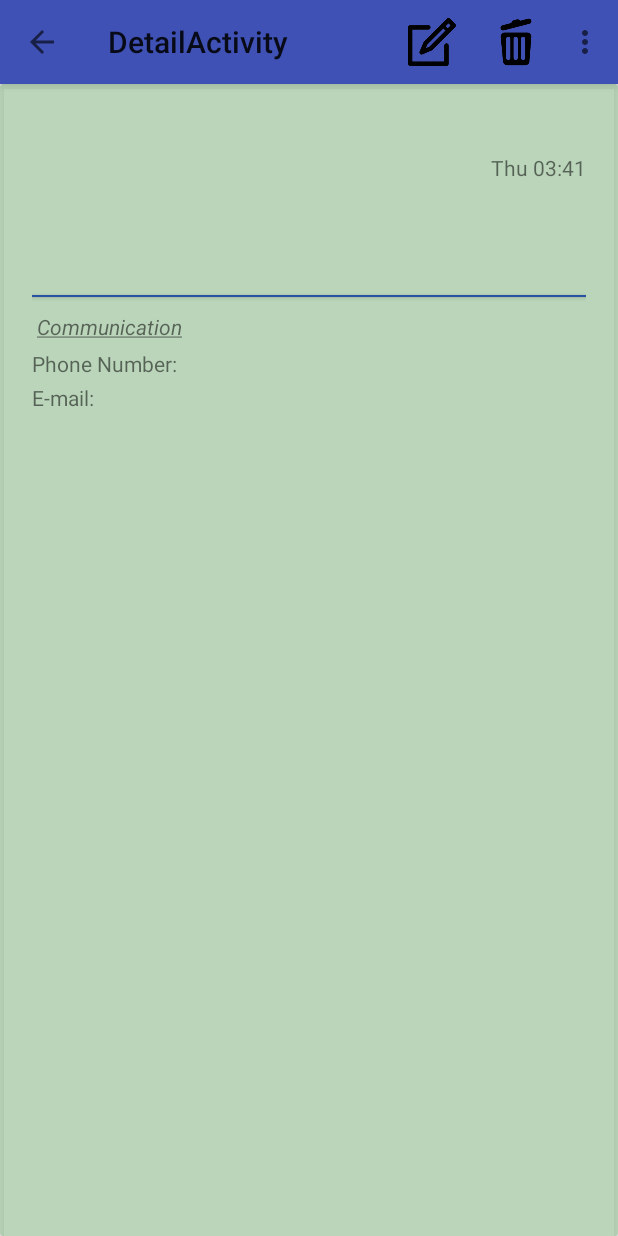
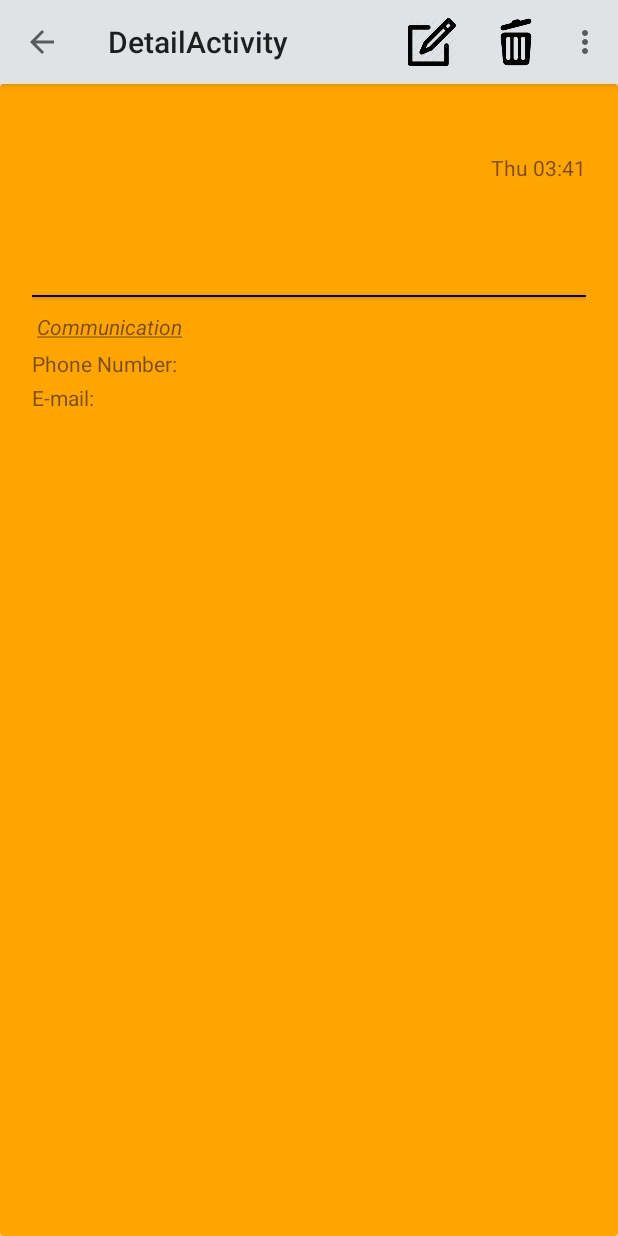
Before and after one commit to ha3al/AgendaProject, an Android app: the CardViewFragment screen opened directly, with no data from a screen before it, after a tap on an icon or button, on a phone screen of 412 x 824 dp. Run offline under Robolectric (Android 15) with nearby library versions, the phone set to English and light mode, and no system bars.

Commit message:
change color and navigation bar's image etc.

```diff
--- a/app/src/main/res/layout/button_border.xml
+++ b/app/src/main/res/layout/button_border.xml
@@ -11,11 +11,11 @@
         android:topLeftRadius="10dp"
         android:topRightRadius="10dp" />
 
-    <solid android:color="#5c85d6" />
+    <solid android:color="#FF6393A0" />
 
     <stroke
         android:width="2dp"
-        android:color="#2952a3" />
+        android:color="#FF6393A8" />
 
 
 </shape>
--- a/app/src/main/res/layout/card_view_layout.xml
+++ b/app/src/main/res/layout/card_view_layout.xml
@@ -16,7 +16,7 @@
         android:layout_marginLeft="5dp"
         android:layout_marginRight="5dp"
         card_view:cardCornerRadius="5dp"
-        card_view:cardBackgroundColor="#caca">
+        card_view:cardBackgroundColor="#FFA500">
 
         <RelativeLayout
             android:layout_width="match_parent"
--- a/app/src/main/res/layout/content_view_detail.xml
+++ b/app/src/main/res/layout/content_view_detail.xml
@@ -12,7 +12,7 @@
         android:layout_height="match_parent"
         android:elevation="100dp"
         android:layout_marginTop="40dp"
-        card_view:cardBackgroundColor="#caca">
+        card_view:cardBackgroundColor="#FFA500">
 
         <RelativeLayout
             android:layout_width="match_parent"
@@ -57,7 +57,7 @@
                 android:layout_width="match_parent"
                 android:layout_height="1dp"
                 android:layout_below="@+id/textView_detail_description"
-                android:background="#2851a4"/>
+                android:background="#000"/>
 
             <TextView
                 android:id="@+id/communication"
--- a/app/src/main/res/layout/nav_header_main.xml
+++ b/app/src/main/res/layout/nav_header_main.xml
@@ -2,7 +2,7 @@
 <RelativeLayout xmlns:android="http://schemas.android.com/apk/res/android"
     android:layout_width="match_parent"
     android:layout_height="190dp"
-    android:background="@drawable/background"
+    android:background="@drawable/rainbow"
     android:orientation="vertical">
 
     <de.hdodenhof.circleimageview.CircleImageView
--- a/app/src/main/res/values/colors.xml
+++ b/app/src/main/res/values/colors.xml
@@ -1,7 +1,7 @@
 <?xml version="1.0" encoding="utf-8"?>
 <resources>
-    <color name="colorPrimary">#3F51B5</color>
-    <color name="colorPrimaryDark">#303F9F</color>
+    <color name="colorPrimary">#e0e3e5</color>
+    <color name="colorPrimaryDark">#2b2d31</color>
     <color name="colorAccent">#7C4DFF</color>
     <color name="colorPrimaryText">#212121</color>
     <color name="colorSecondaryText">#727272</color>
--- a/app/src/main/res/values/styles.xml
+++ b/app/src/main/res/values/styles.xml
@@ -6,6 +6,7 @@
         <item name="colorPrimary">@color/colorPrimary</item>
         <item name="colorPrimaryDark">@color/colorPrimaryDark</item>
         <item name="colorAccent">@color/colorAccent</item>
+        <item name="android:colorBackground">@color/cardview_light_background</item>
     </style>
 
     <style name="AppTheme.NoActionBar">
```
